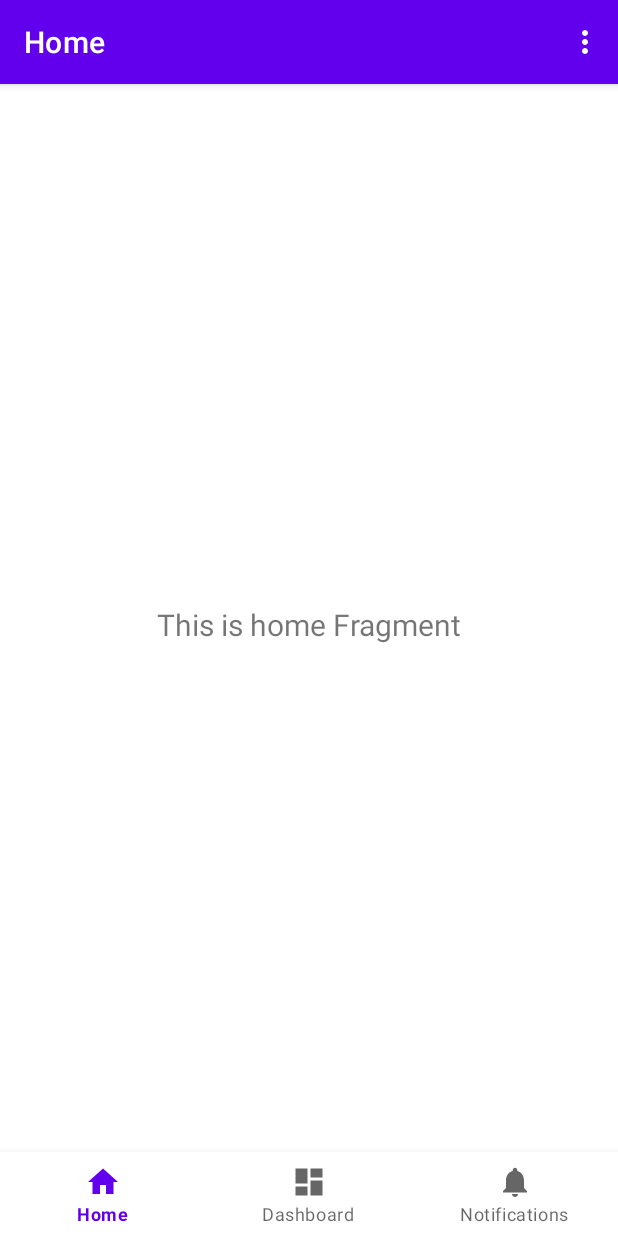
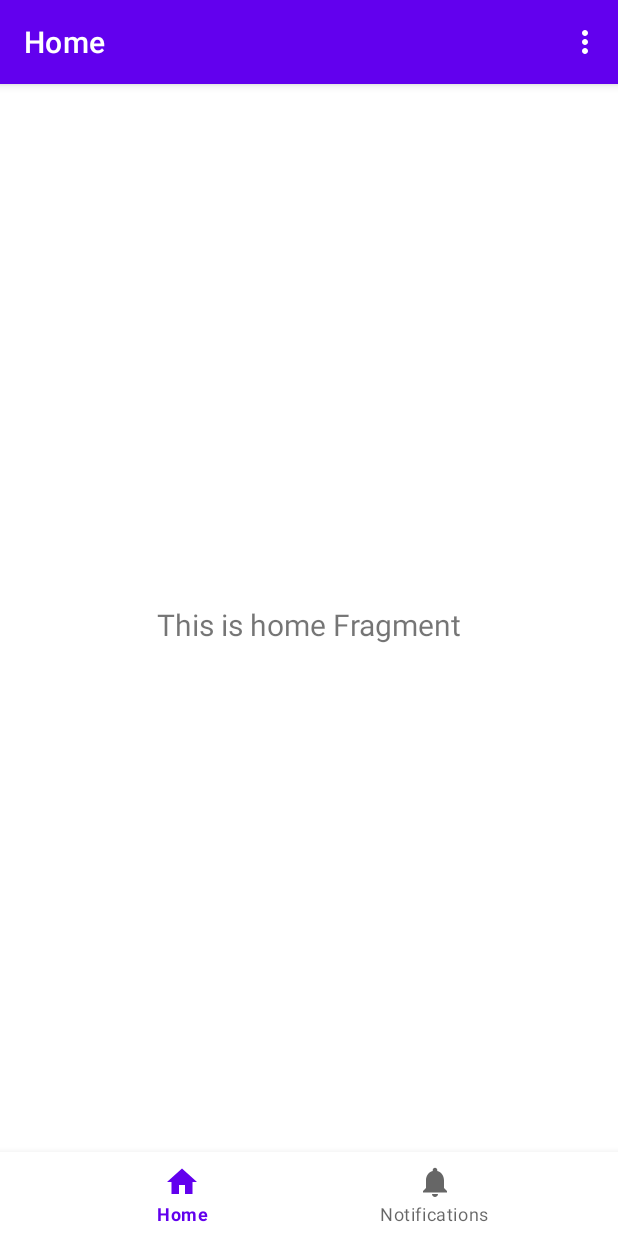
Before and after one commit to MiguelLucas/Mushu, an Android app: the screen it shows after launch (MainActivity), on a phone screen of 412 x 824 dp. Run offline under Robolectric (Android 15) with nearby library versions, the phone set to English and light mode, and no system bars; our stand-ins replace navigation-ui.

Commit message:
Removed dashboard submenu

```diff
--- a/app/app/src/main/java/com/mlucas/mushu/MainActivity.kt
+++ b/app/app/src/main/java/com/mlucas/mushu/MainActivity.kt
@@ -44,7 +44,7 @@ class MainActivity : AppCompatActivity() {
         // menu should be considered as top level destinations.
         val appBarConfiguration = AppBarConfiguration(
             setOf(
-                R.id.navigation_home, R.id.navigation_dashboard, R.id.navigation_notifications
+                R.id.navigation_home, /*R.id.navigation_dashboard,*/ R.id.navigation_notifications
             )
         )
         setupActionBarWithNavController(navController, appBarConfiguration)
--- a/app/app/src/main/res/menu/bottom_nav_menu.xml
+++ b/app/app/src/main/res/menu/bottom_nav_menu.xml
@@ -6,10 +6,10 @@
         android:icon="@drawable/ic_home_black_24dp"
         android:title="@string/title_home" />
 
-    <item
+    <!--<item
         android:id="@+id/navigation_dashboard"
         android:icon="@drawable/ic_dashboard_black_24dp"
-        android:title="@string/title_dashboard" />
+        android:title="@string/title_dashboard" />-->
 
     <item
         android:id="@+id/navigation_notifications"
```
